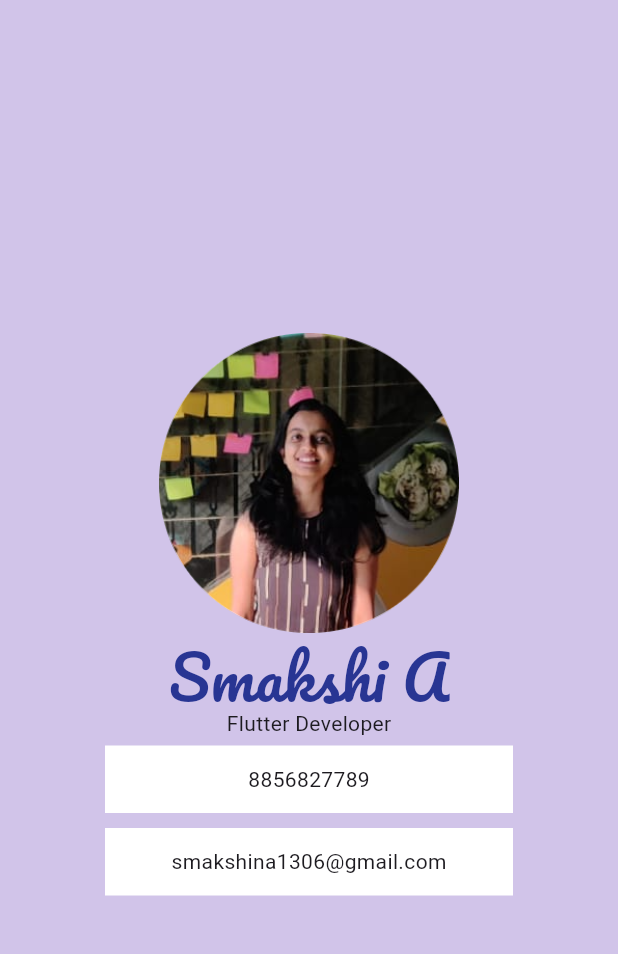
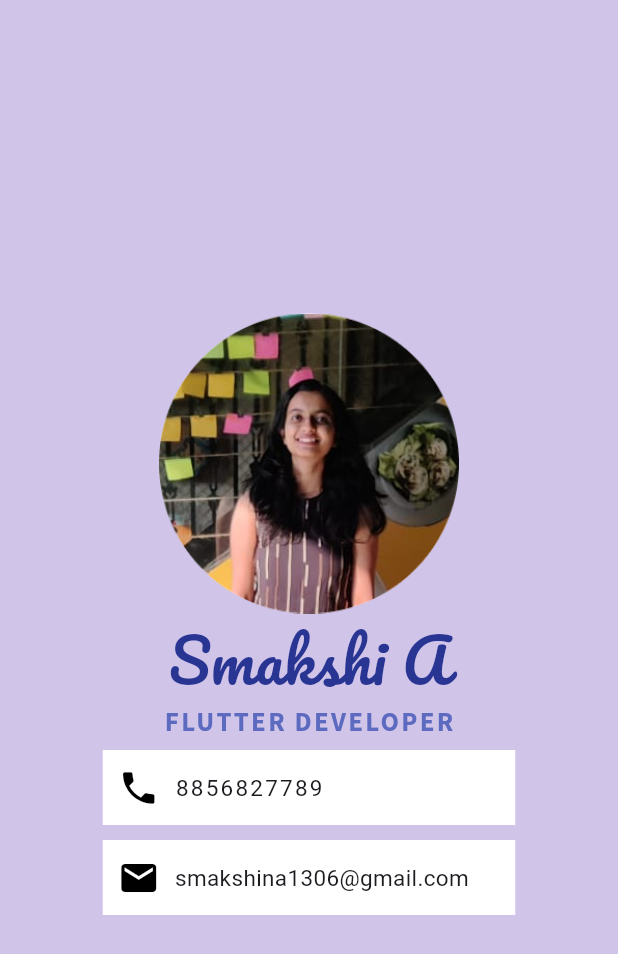
Before and after one commit to SmakshiA/My_Card, a Flutter app: the screen it shows after launch, on a phone screen of 412 x 824 dp. Shown: the top 954 px of the screen. Run offline on Flutter 3.47's test engine with Material 3 defaults, Android fonts, the light colour scheme and no system bars.

Commit message:
App done without using Card Widget

```diff
--- a/lib/main.dart
+++ b/lib/main.dart
@@ -15,7 +15,7 @@ class MyApp extends StatelessWidget {
         backgroundColor: Colors.deepPurple.shade100,
         body: Container(
           child: Column(
-            crossAxisAlignment: CrossAxisAlignment.stretch,
+            // crossAxisAlignment: CrossAxisAlignment.stretch,  //parent has influence on child
             mainAxisAlignment: MainAxisAlignment.center,
             children: [
               Container(
@@ -34,32 +34,97 @@ class MyApp extends StatelessWidget {
                       color: Colors.indigo.shade800,
                       fontFamily: 'Pacifico'),
                 ),
-                height: 50.0,
+                height: 60.0,
                 alignment: Alignment.center,
               ),
               // SizedBox(
               //   height: 20,
               // ),
               Container(
-                child: Text('Flutter Developer'),
+                child: Text(
+                  'FLUTTER DEVELOPER',
+                  style: TextStyle(
+                    fontFamily: 'Source-Sans',
+                    fontWeight: FontWeight.bold,
+                    fontSize: 18.0,
+                    color: Colors.indigo.shade400,
+                    letterSpacing: 1.5,
+                  ),
+                ),
                 alignment: Alignment.center,
               ),
               Container(
-                child: Text('8856827789'),
-                alignment: Alignment.center,
                 color: Colors.white,
-                height: 45.0,
-                margin: EdgeInsets.fromLTRB(70, 5, 70, 5),
-                // padding: EdgeInsets.only(left: 20),
+                width: 275,
+                margin: EdgeInsets.symmetric(horizontal: 5,vertical: 5),
+                child: Row(
+                  mainAxisAlignment: MainAxisAlignment.start,
+                  children: [
+                    SizedBox(
+                      width: 10,
+                    ),
+                    Icon(
+                      Icons.phone,
+                      color: Colors.black,
+                      size: 28,
+                    ),
+                    SizedBox(
+                      width: 10,
+                    ),
+                    Container(
+                      child: Text(
+                        '8856827789',
+                        style: TextStyle(
+                          letterSpacing: 1.5,
+                          fontSize: 15,
+                        ),
+                      ),
+                      alignment: Alignment.center,
+                      color: Colors.white,
+                      height: 50.0,
+                      // width: 270.0,
+                      // margin: EdgeInsets.fromLTRB(70, 5, 70, 5),
+                      // padding: EdgeInsets.only(left: 20),
+                    )
+                  ],
+                ),
               ),
               Container(
-                child: Text('smakshina1306@gmail.com'),
-                alignment: Alignment.center,
                 color: Colors.white,
-                height: 45.0,
-                margin: EdgeInsets.fromLTRB(70, 5, 70, 5),
-                // padding: EdgeInsets.only(left: 20),
-              )
+                width: 275,
+                margin: EdgeInsets.symmetric(horizontal: 5,vertical: 5),
+                child: Row(
+                  mainAxisAlignment: MainAxisAlignment.start,
+                  children: [
+                    SizedBox(
+                      width: 10,
+                    ),
+                    Icon(
+                      Icons.email,
+                      color: Colors.black,
+                      size: 28,
+                    ),
+                    SizedBox(
+                      width: 10,
+                    ),
+                    Container(
+                      child: Text(
+                        'smakshina1306@gmail.com',
+                        style: TextStyle(
+                          // letterSpacing: 1.5,
+                          fontSize: 15,
+                        ),
+                      ),
+                      alignment: Alignment.center,
+                      color: Colors.white,
+                      height: 50.0,
+                      // width: 270.0,
+                      // margin: EdgeInsets.fromLTRB(70, 5, 70, 5),
+                      // padding: EdgeInsets.only(left: 20),
+                    )
+                  ],
+                ),
+              ),
             ],
           ),
         ),
--- a/pubspec.yaml
+++ b/pubspec.yaml
@@ -65,6 +65,10 @@ flutter:
     - family: Pacifico
       fonts:
         - asset: fonts/Pacifico-Regular.ttf
+
+    - family: Source-Sans
+      fonts:
+        - asset: fonts/Source-Sans.ttf
   # An image asset can refer to one or more resolution-specific "variants", see
   # https://flutter.dev/assets-and-images/#resolution-aware
 
```
Also changed, not shown: fonts/Source-Sans.ttf (added), 5 other files.
